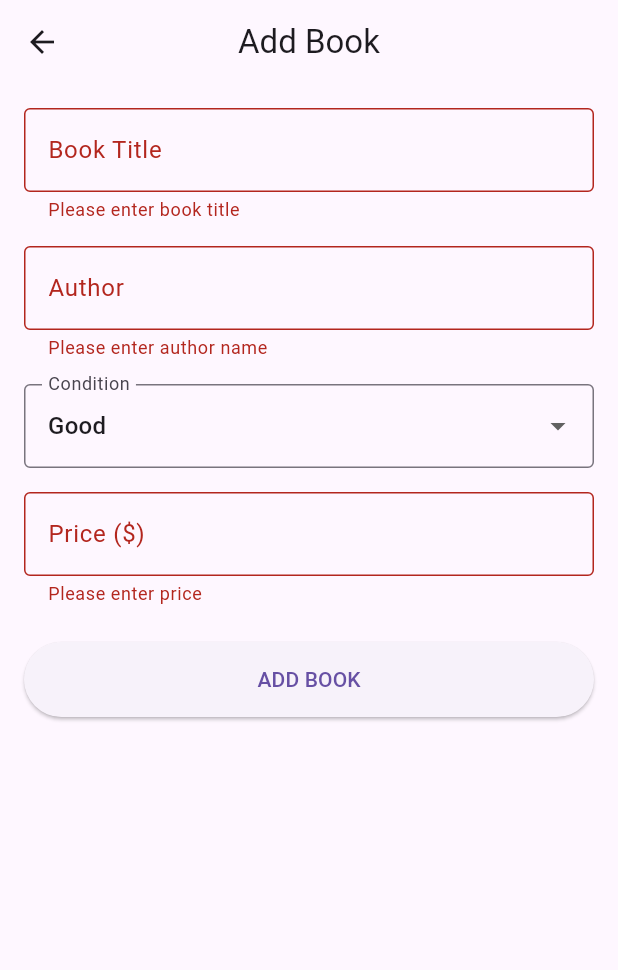
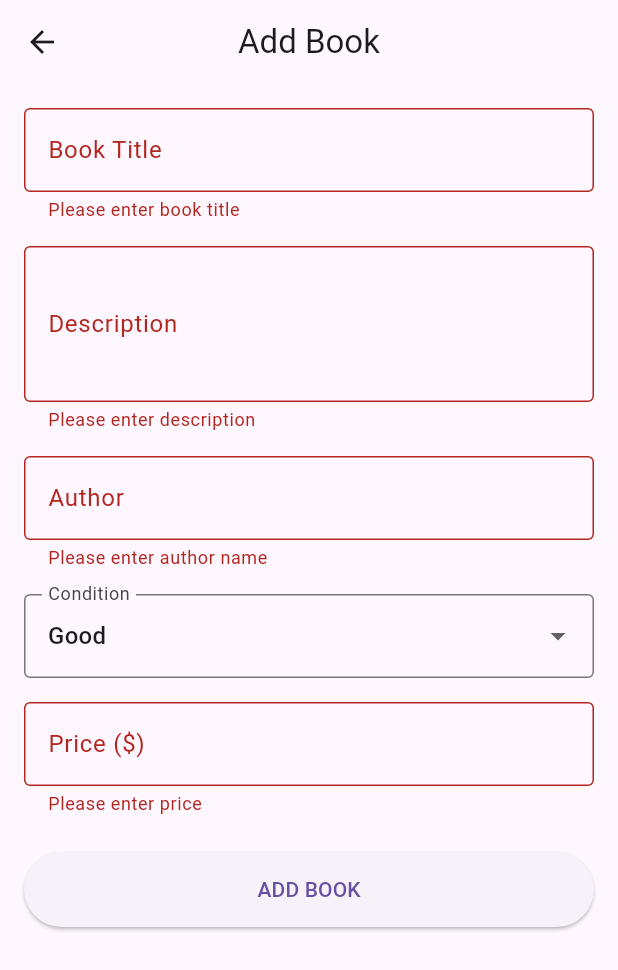
Before and after one commit to braveset14/book_catalog_app_using_dio, a Flutter app: the AddEditScreen screen opened directly, after a tap on "ADD BOOK", on a phone screen of 412 x 824 dp. Shown: the top 970 px of the screen. Run offline on Flutter 3.47's test engine with Material 3 defaults, Android fonts, the light colour scheme and no system bars; our stand-ins replace dio, equatable, flutter_bloc; network calls fail.

Commit message:
Added description field and resolved all errors.

```diff
--- a/lib/bloc/book_bloc.dart
+++ b/lib/bloc/book_bloc.dart
@@ -39,6 +39,7 @@ class BookBloc extends Bloc<BookEvent, BookState> {
         final bookWithId = Book(
           id: DateTime.now().millisecondsSinceEpoch,
           title: event.book.title,
+          description: event.book.description,
           author: event.book.author,
           condition: event.book.condition,
           price: event.book.price,
--- a/lib/models/book.dart
+++ b/lib/models/book.dart
@@ -1,15 +1,17 @@
 class Book {
-  final int? id;
+  final int id;
   final String title;
+  final String description;
   final String author;
   final String condition;
   final double price;
 
   Book({
-    this.id,
+    required this.id,
     required this.author,
     required this.condition,
     required this.price,
+    required this.description,
     required this.title,
   });
 
@@ -21,6 +23,7 @@ class Book {
     return Book(
       id: json['id'],
       title: json['title'] ?? 'Untitled Book',
+      description: json['body'] ?? 'No description available.',
       author: 'User ${json['userId']}',
       condition: conditions[conditionIndex],
       price: price.toDouble(),
@@ -30,7 +33,7 @@ class Book {
   Map<String, dynamic> toJson() {
     return {
       'title': title,
-      'body': 'Author: $author | Condition: $condition | Price: \$$price',
+      'body': description ?? '',
       'userId': 1,
     };
   }
--- a/lib/screens/add_edit_screen.dart
+++ b/lib/screens/add_edit_screen.dart
@@ -16,6 +16,7 @@ class AddEditScreen extends StatefulWidget {
 class _AddEditScreenState extends State<AddEditScreen> {
   final _formKey = GlobalKey<FormState>();
   late TextEditingController _titleController;
+  late TextEditingController _descriptionController;
   late TextEditingController _authorController;
   late TextEditingController _priceController;
   String _selectedCondition = 'Good';
@@ -28,6 +29,8 @@ class _AddEditScreenState extends State<AddEditScreen> {
   void initState() {
     super.initState();
     _titleController = TextEditingController(text: widget.book?.title ?? '');
+    _descriptionController =
+        TextEditingController(text: widget.book?.description ?? '');
     _authorController = TextEditingController(text: widget.book?.author ?? '');
     _priceController = TextEditingController(
       text: widget.book?.price.toString() ?? '',
@@ -38,6 +41,7 @@ class _AddEditScreenState extends State<AddEditScreen> {
   @override
   void dispose() {
     _titleController.dispose();
+    _descriptionController.dispose();
     _authorController.dispose();
     _priceController.dispose();
     super.dispose();
@@ -51,8 +55,9 @@ class _AddEditScreenState extends State<AddEditScreen> {
     });
 
     final book = Book(
-      id: widget.book?.id,
+      id: widget.book?.id ?? 0,
       title: _titleController.text.trim(),
+      description: _descriptionController.text.trim() ?? '',
       author: _authorController.text.trim(),
       condition: _selectedCondition,
       price: double.parse(_priceController.text.trim()),
@@ -124,6 +129,21 @@ class _AddEditScreenState extends State<AddEditScreen> {
               ),
               const SizedBox(height: 16),
               TextFormField(
+                controller: _descriptionController,
+                decoration: const InputDecoration(
+                  labelText: 'Description',
+                  border: OutlineInputBorder(),
+                ),
+                maxLines: 3,
+                validator: (value) {
+                  if (value == null || value.isEmpty) {
+                    return 'Please enter description';
+                  }
+                  return null;
+                },
+              ),
+              const SizedBox(height: 16),
+              TextFormField(
                 controller: _authorController,
                 decoration: const InputDecoration(
                   labelText: 'Author',
--- a/lib/services/api_service.dart
+++ b/lib/services/api_service.dart
@@ -42,8 +42,9 @@ class ApiService {
 
       if (response.statusCode == 201) {
         return Book(
-          id: response.data['id'],
+          id: response.data['id'] ?? 0,
           title: book.title,
+          description: book.description,
           author: book.author,
           condition: book.condition,
           price: book.price,
@@ -69,6 +70,7 @@ class ApiService {
         return Book(
           id: id,
           title: book.title,
+          description: book.description,
           author: book.author,
           condition: book.condition,
           price: book.price,
--- a/lib/widgets/book_card.dart
+++ b/lib/widgets/book_card.dart
@@ -22,10 +22,19 @@ class BookCard extends StatelessWidget {
         title: Text(
           book.title,
           style: const TextStyle(fontWeight: FontWeight.bold),
+          maxLines: 1,
+          overflow: TextOverflow.ellipsis,
         ),
         subtitle: Column(
           crossAxisAlignment: CrossAxisAlignment.start,
           children: [
+            Text(
+              book.description,
+              maxLines: 2,
+              overflow: TextOverflow.ellipsis,
+              style: TextStyle(fontSize: 12, color: Colors.grey[600]),
+            ),
+            const SizedBox(height: 4),
             Text('by ${book.author}'),
             Text('Condition: ${book.condition}'),
             Text('\$${book.price.toStringAsFixed(2)}',
```
